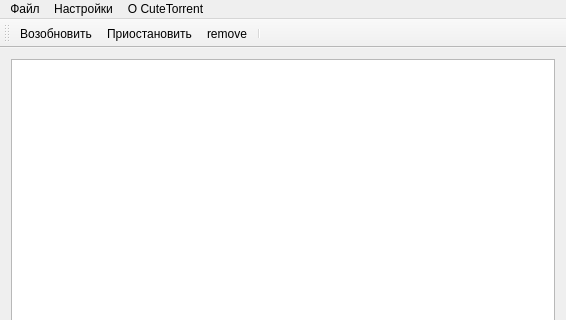
Before: the Qt Designer form CuteTorrent/LTorrent/CuteTorrent.ui in SuperNerd-James/cutetorrent, drawn with Qt 5; both pictures show x 0 to 566 and y 0 to 320 of the 566 by 659 pixel window.
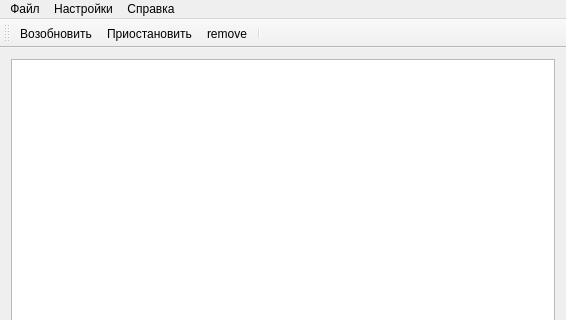
After: the same form once the commit is applied. Icons and pictures are not drawn.

Patch:
```diff
--- a/CuteTorrent/LTorrent/CuteTorrent.ui
+++ b/CuteTorrent/LTorrent/CuteTorrent.ui
@@ -368,7 +368,7 @@
    </widget>
    <widget class="QMenu" name="menu_CuteTorrent">
     <property name="title">
-     <string>О CuteTorrent</string>
+     <string>Справка</string>
     </property>
    </widget>
    <addaction name="menu"/>
```
Left out of the diff: 46 changed lines with no effect on the pictures.
